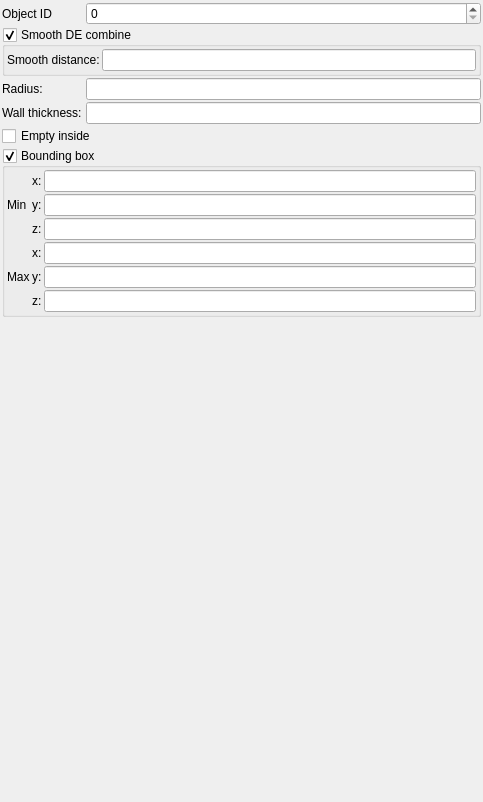
Old version of the form mandelbulber2/formula/ui/primitive_sphere.ui in the repository buddhi1980/mandelbulber2.
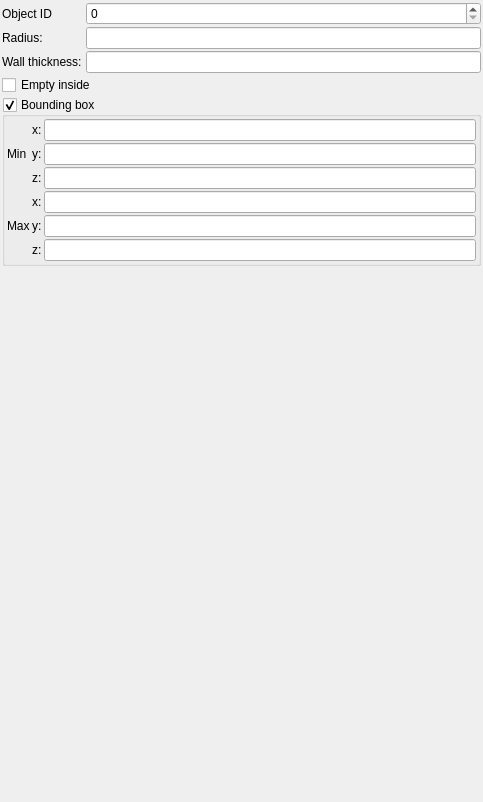
New version of the form. Custom widgets are drawn as their Qt base class.

Commit message: refactor: move smooth_de_combine params to node-level only

Patch:
```diff
--- a/mandelbulber2/formula/ui/primitive_sphere.ui
+++ b/mandelbulber2/formula/ui/primitive_sphere.ui
@@ -266,57 +266,10 @@
          <verstretch>0</verstretch>
         </sizepolicy>
        </property>
-      </widget>
-     </item>
-     <item row="3" column="0" colspan="3">
-      <widget class="MyGroupBox" name="groupCheck_smooth_de_combine_enable">
-       <property name="title">
-        <string>Smooth DE combine</string>
-       </property>
-       <property name="checkable">
-        <bool>true</bool>
-       </property>
-       <layout class="QGridLayout" name="gridLayout_4">
-        <property name="leftMargin">
-         <number>2</number>
-        </property>
-        <property name="topMargin">
-         <number>2</number>
-        </property>
-        <property name="rightMargin">
-         <number>2</number>
-        </property>
-        <property name="bottomMargin">
-         <number>2</number>
-        </property>
-        <property name="spacing">
-         <number>2</number>
-        </property>
-        <item row="0" column="0">
-         <widget class="QLabel" name="label_306">
-          <property name="text">
-           <string>Smooth distance:</string>
-          </property>
-          <property name="wordWrap">
-           <bool>true</bool>
-          </property>
-         </widget>
-        </item>
-        <item row="0" column="1">
-         <widget class="MyLineEdit" name="logedit_smooth_de_combine_distance">
-          <property name="sizePolicy">
-           <sizepolicy hsizetype="Expanding" vsizetype="Maximum">
-            <horstretch>0</horstretch>
-            <verstretch>0</verstretch>
-           </sizepolicy>
-          </property>
-         </widget>
-        </item>
-       </layout>
-      </widget>
-     </item>
-    </layout>
-   </item>
+       </widget>
+      </item>
+     </layout>
+    </item>
    <item>
     <spacer name="verticalSpacer">
      <property name="orientation">
```
The commit also changes 21 other files.
